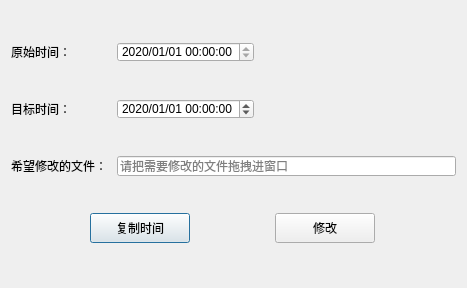
kungfuzyb/MediaCreateDate, file MediaCreateDate/MediaCreateDate.ui: the form before one commit.
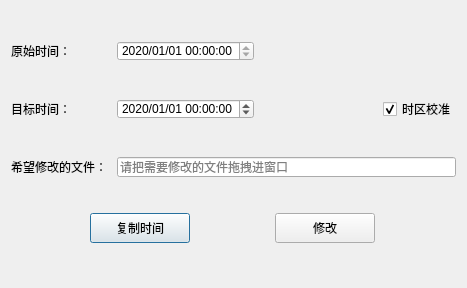
The form after the commit.

Commit message: v0.3。添加大文件支持，添加时区修正。

```diff
--- a/MediaCreateDate/MediaCreateDate.ui
+++ b/MediaCreateDate/MediaCreateDate.ui
@@ -145,6 +145,16 @@
        </property>
       </spacer>
      </item>
+     <item>
+      <widget class="QCheckBox" name="checkBox">
+       <property name="text">
+        <string>时区校准</string>
+       </property>
+       <property name="checked">
+        <bool>true</bool>
+       </property>
+      </widget>
+     </item>
     </layout>
    </item>
    <item>
```
The commit also changes 1 other file.
